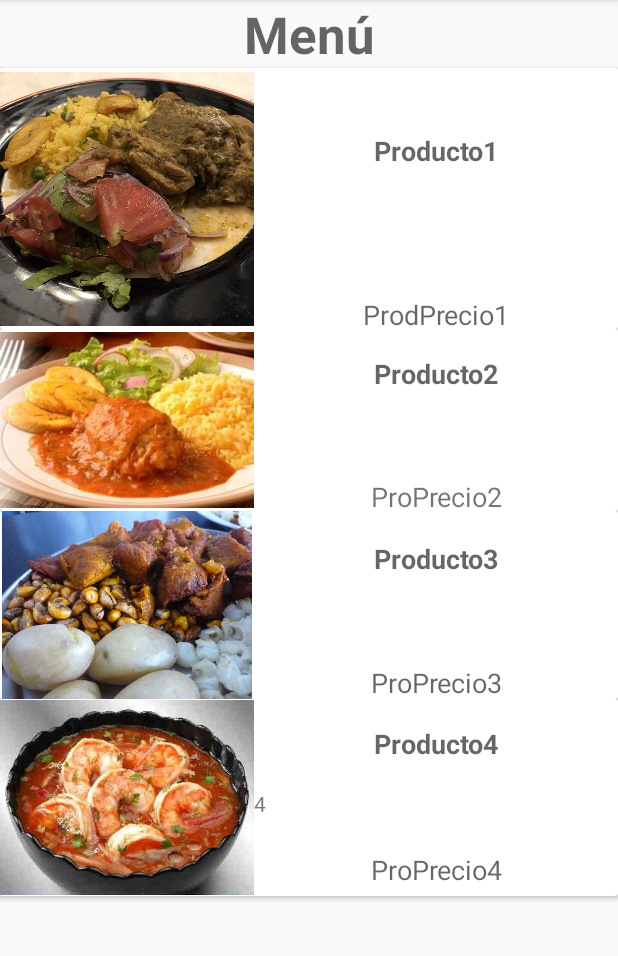
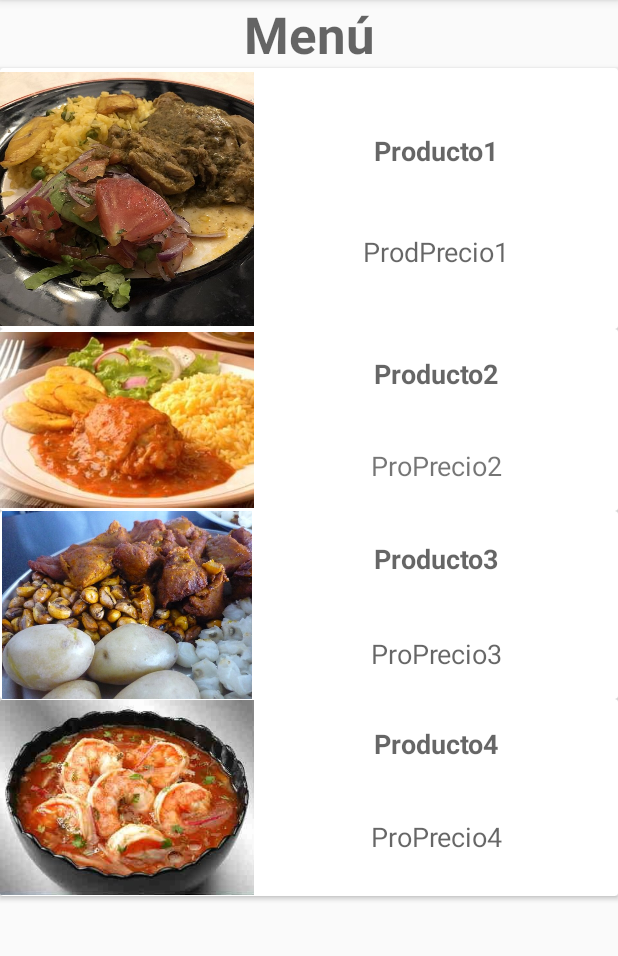
Before and after one commit to AlexAdriano1618/AppComida, an Android app: the Menu screen opened directly, with no data from a screen before it, on a phone screen of 412 x 824 dp, the part 84-1040 px from its top. Run offline under Robolectric (Android 15) with nearby library versions, the phone set to English and light mode, and no system bars.

Commit message:
12-02-2020 menu arreglado

```diff
--- a/app/src/main/res/layout/activity_menu.xml
+++ b/app/src/main/res/layout/activity_menu.xml
@@ -66,7 +66,7 @@
                     android:layout_width="match_parent"
                     android:layout_height="match_parent"
                     android:layout_weight="1"
-                    android:gravity="center_horizontal|center_vertical"
+                    android:gravity="center_horizontal"
                     android:text="@string/prodprecio1"
                     android:textAppearance="@style/TextAppearance.AppCompat.Medium" />
 
@@ -120,7 +120,7 @@
                     android:id="@+id/txtprecio2"
                     android:layout_width="match_parent"
                     android:layout_height="66dp"
-                    android:gravity="center_horizontal|center_vertical"
+                    android:gravity="center_horizontal"
                     android:text="@string/proprecio2"
                     android:textSize="18sp" />
             </LinearLayout>
@@ -173,7 +173,7 @@
                     android:id="@+id/txtprecio3"
                     android:layout_width="match_parent"
                     android:layout_height="64dp"
-                    android:gravity="center_horizontal|center_vertical"
+                    android:gravity="center_horizontal"
                     android:text="@string/proprecio3"
                     android:textAppearance="@style/TextAppearance.AppCompat.Medium" />
             </LinearLayout>
@@ -218,15 +218,13 @@
                 <TextView
                     android:id="@+id/cod4"
                     android:layout_width="match_parent"
-                    android:layout_height="wrap_content"
-                    android:text="4"
-                    tools:visibility="invisible" />
+                    android:layout_height="wrap_content" />
 
                 <TextView
                     android:id="@+id/txtPrecio4"
                     android:layout_width="match_parent"
                     android:layout_height="69dp"
-                    android:gravity="center_horizontal|center_vertical"
+                    android:gravity="center_horizontal"
                     android:text="@string/proprecio4"
                     android:textAppearance="@style/TextAppearance.AppCompat.Medium"
                     android:textSize="18sp" />
```
